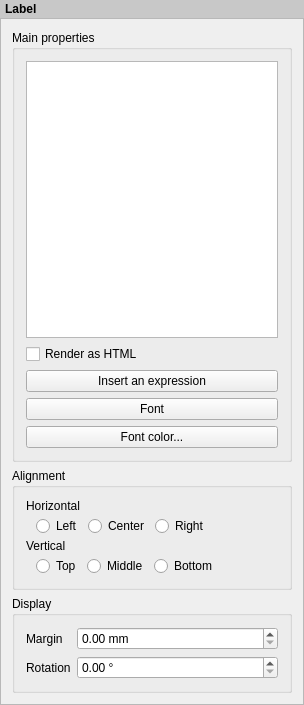
First picture: the form in src/ui/qgscomposerlabelwidgetbase.ui, repository qgis/QGIS, before the edit.
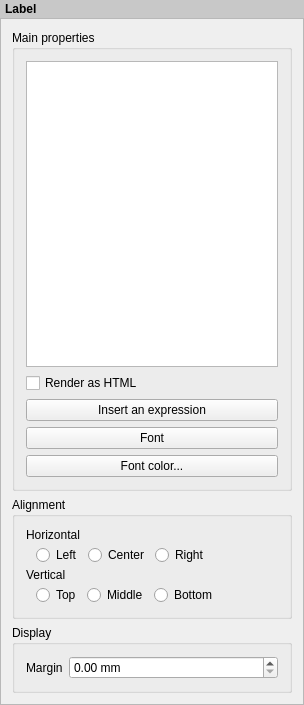
Second picture: the form after the edit. Custom widgets are drawn as their Qt base class.

Commit message: [composer] Move item rotation control to item widget panel

```diff
--- a/src/ui/qgscomposerlabelwidgetbase.ui
+++ b/src/ui/qgscomposerlabelwidgetbase.ui
@@ -299,35 +299,6 @@
             </property>
            </widget>
           </item>
-          <item row="1" column="0">
-           <widget class="QLabel" name="mRotationLabel">
-            <property name="sizePolicy">
-             <sizepolicy hsizetype="Minimum" vsizetype="Preferred">
-              <horstretch>0</horstretch>
-              <verstretch>0</verstretch>
-             </sizepolicy>
-            </property>
-            <property name="text">
-             <string>Rotation</string>
-            </property>
-            <property name="wordWrap">
-             <bool>true</bool>
-            </property>
-            <property name="buddy">
-             <cstring>mRotationSpinBox</cstring>
-            </property>
-           </widget>
-          </item>
-          <item row="1" column="1">
-           <widget class="QDoubleSpinBox" name="mRotationSpinBox">
-            <property name="suffix">
-             <string> °</string>
-            </property>
-            <property name="maximum">
-             <double>360.000000000000000</double>
-            </property>
-           </widget>
-          </item>
          </layout>
         </widget>
        </item>
```
The commit also changes 8 other files.
